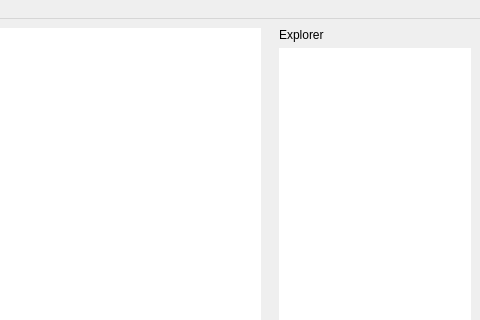
Qt form torielwindow.ui (zKiwiko/Toriel-IDE) before a commit; both pictures show x 800 to 1280 and y 0 to 320 of the 1280 by 680 pixel window.
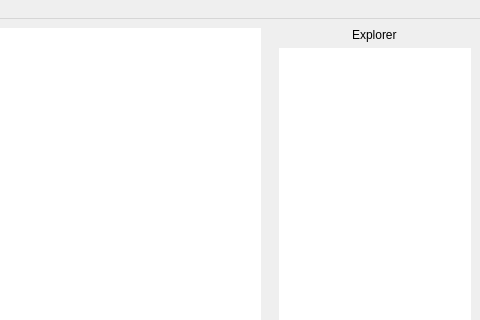
The same form after that commit. Icons and pictures are not drawn.

```diff
--- a/torielwindow.ui
+++ b/torielwindow.ui
@@ -237,7 +237,7 @@
        </size>
       </property>
       <layout class="QVBoxLayout" name="verticalLayout_4">
-       <item>
+       <item alignment="Qt::AlignmentFlag::AlignHCenter">
         <widget class="QLabel" name="explorer_label">
          <property name="text">
           <string>Explorer</string>
```
Left out of the diff: 11 changed lines with no effect on the pictures.
